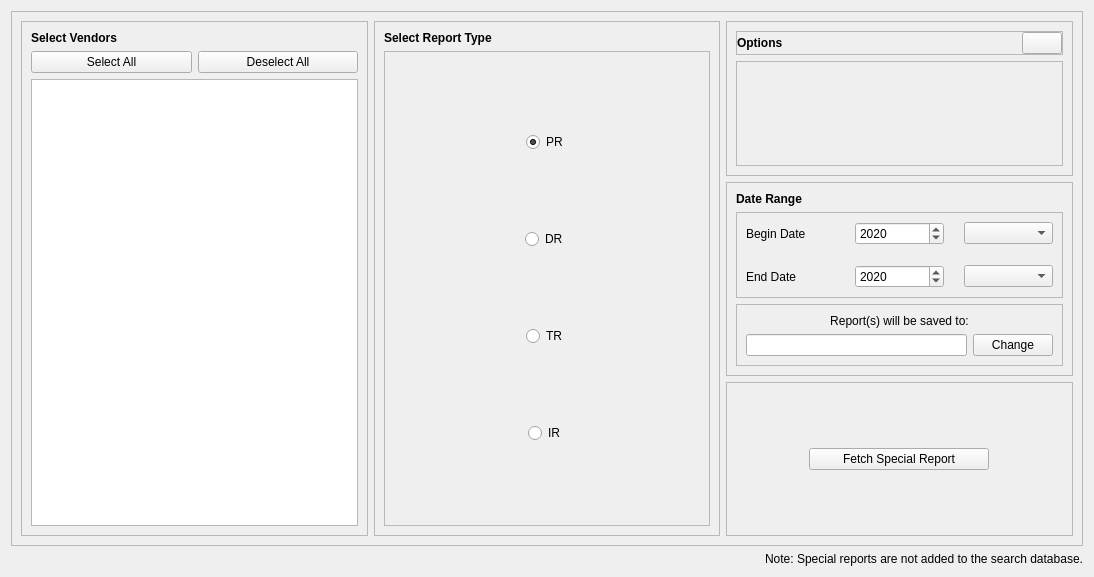
CS-4820-Library-Project/COUNTER-5-Report-Tool-2020-5.0, file ui/FetchSpecialReportsTab.ui: the form before one commit.
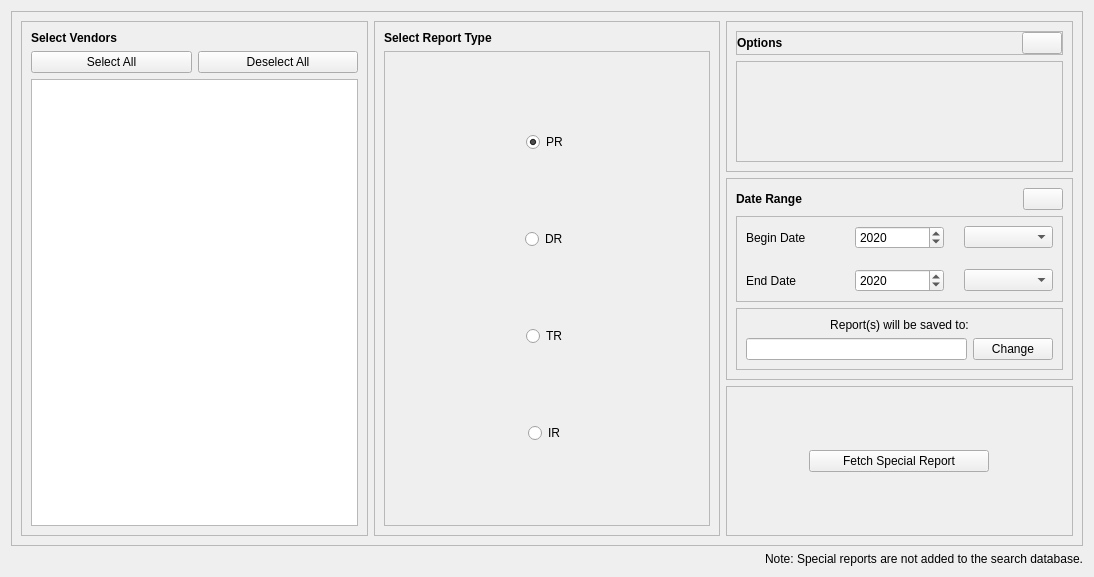
The form after the commit. Icons and pictures are not drawn.

Commit message:
Add tip button
Add help tip button at top of Date Range: "many vendors do not support a date range longer than 12 consecutive months"

Diff of the .ui file:
```diff
--- a/ui/FetchSpecialReportsTab.ui
+++ b/ui/FetchSpecialReportsTab.ui
@@ -327,6 +327,30 @@
            </property>
            <layout class="QVBoxLayout" name="verticalLayout">
             <item>
+             <widget class="QFrame" name="frame_4">
+              <property name="frameShape">
+               <enum>QFrame::NoFrame</enum>
+              </property>
+              <property name="frameShadow">
+               <enum>QFrame::Plain</enum>
+              </property>
+              <layout class="QHBoxLayout" name="horizontalLayout_3">
+               <property name="spacing">
+                <number>0</number>
+               </property>
+               <property name="leftMargin">
+                <number>0</number>
+               </property>
+               <property name="topMargin">
+                <number>0</number>
+               </property>
+               <property name="rightMargin">
+                <number>0</number>
+               </property>
+               <property name="bottomMargin">
+                <number>0</number>
+               </property>
+               <item>
              <widget class="QLabel" name="label_15">
               <property name="sizePolicy">
                <sizepolicy hsizetype="Preferred" vsizetype="Fixed">
@@ -343,6 +367,26 @@
               <property name="text">
                <string>Date Range</string>
               </property>
+                </widget>
+               </item>
+               <item>
+                <widget class="QPushButton" name="date_range_help_button">
+                 <property name="sizePolicy">
+                  <sizepolicy hsizetype="Fixed" vsizetype="Fixed">
+                   <horstretch>0</horstretch>
+                   <verstretch>0</verstretch>
+                  </sizepolicy>
+                 </property>
+                 <property name="text">
+                  <string/>
+                 </property>
+                 <property name="icon">
+                  <iconset resource="../Resources.qrc">
+                   <normaloff>:/ui/resources/help_icon.png</normaloff>:/ui/resources/help_icon.png</iconset>
+                 </property>
+                </widget>
+               </item>
+              </layout>
              </widget>
             </item>
             <item>
```
Lines whose indentation alone changed are shown as unchanged. The commit also changes 2 other files.
